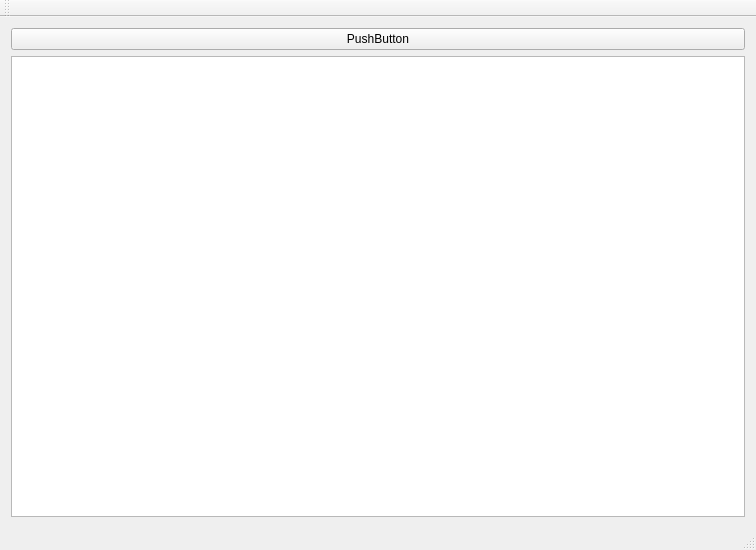
MangriMen/SibSUTIS5semester, file VPaHMI/lab7/mainwindow.ui: the form before one commit.
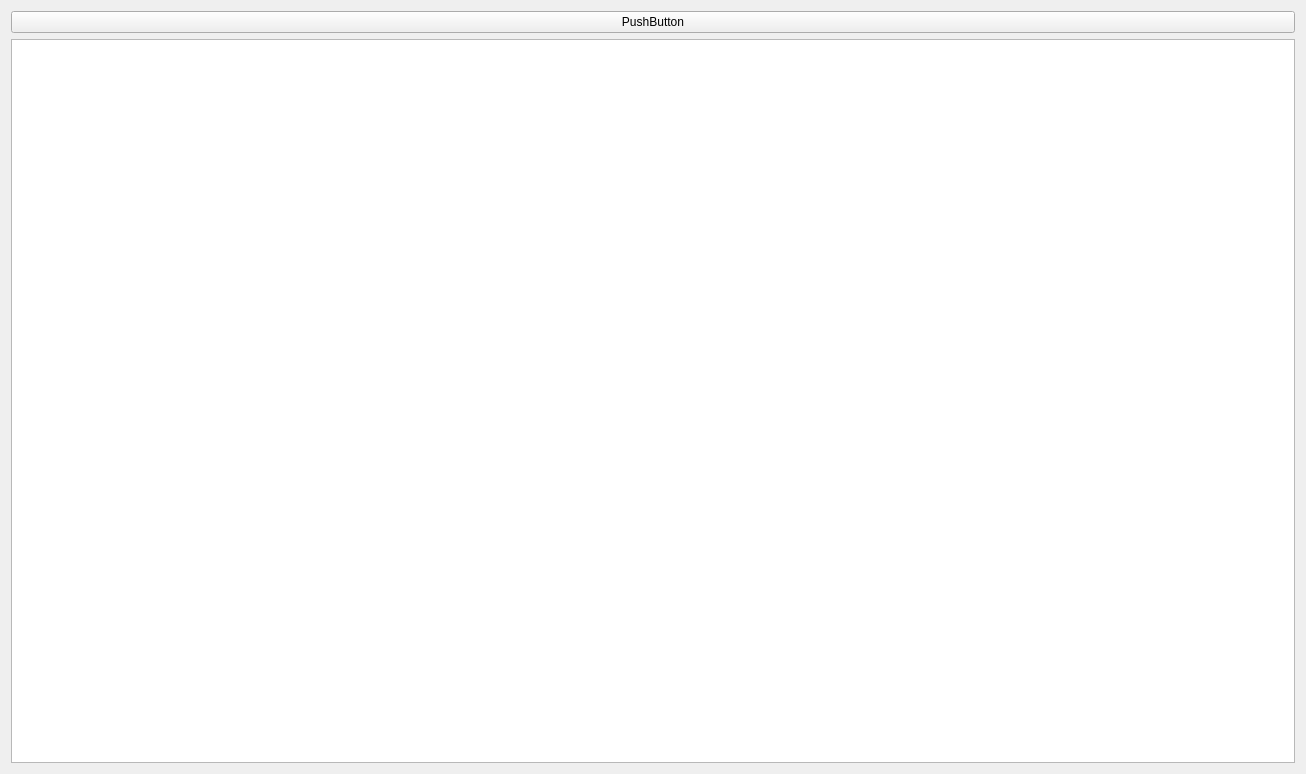
The form after the commit.

Commit message: VPaHMI lab7 moving items

The edit to the form file:
```diff
--- a/VPaHMI/lab7/mainwindow.ui
+++ b/VPaHMI/lab7/mainwindow.ui
@@ -16,7 +16,37 @@
   <widget class="QWidget" name="centralWidget">
    <layout class="QGridLayout" name="gridLayout">
     <item row="1" column="0">
-     <widget class="QGraphicsView" name="graphicsView"/>
+     <widget class="QGraphicsView" name="graphicsView">
+      <property name="minimumSize">
+       <size>
+        <width>1284</width>
+        <height>724</height>
+       </size>
+      </property>
+      <property name="verticalScrollBarPolicy">
+       <enum>Qt::ScrollBarAsNeeded</enum>
+      </property>
+      <property name="horizontalScrollBarPolicy">
+       <enum>Qt::ScrollBarAsNeeded</enum>
+      </property>
+      <property name="sceneRect">
+       <rectf>
+        <x>0.000000000000000</x>
+        <y>0.000000000000000</y>
+        <width>1280.000000000000000</width>
+        <height>720.000000000000000</height>
+       </rectf>
+      </property>
+      <property name="renderHints">
+       <set>QPainter::Antialiasing|QPainter::TextAntialiasing</set>
+      </property>
+      <property name="dragMode">
+       <enum>QGraphicsView::RubberBandDrag</enum>
+      </property>
+      <property name="viewportUpdateMode">
+       <enum>QGraphicsView::FullViewportUpdate</enum>
+      </property>
+     </widget>
     </item>
     <item row="0" column="0">
      <widget class="QPushButton" name="btnTestPost">
@@ -27,25 +57,6 @@
     </item>
    </layout>
   </widget>
-  <widget class="QMenuBar" name="menuBar">
-   <property name="geometry">
-    <rect>
-     <x>0</x>
-     <y>0</y>
-     <width>756</width>
-     <height>21</height>
-    </rect>
-   </property>
-  </widget>
-  <widget class="QToolBar" name="mainToolBar">
-   <attribute name="toolBarArea">
-    <enum>TopToolBarArea</enum>
-   </attribute>
-   <attribute name="toolBarBreak">
-    <bool>false</bool>
-   </attribute>
-  </widget>
-  <widget class="QStatusBar" name="statusBar"/>
  </widget>
  <layoutdefault spacing="6" margin="11"/>
  <resources/>
```
The commit also changes 1 other file.
